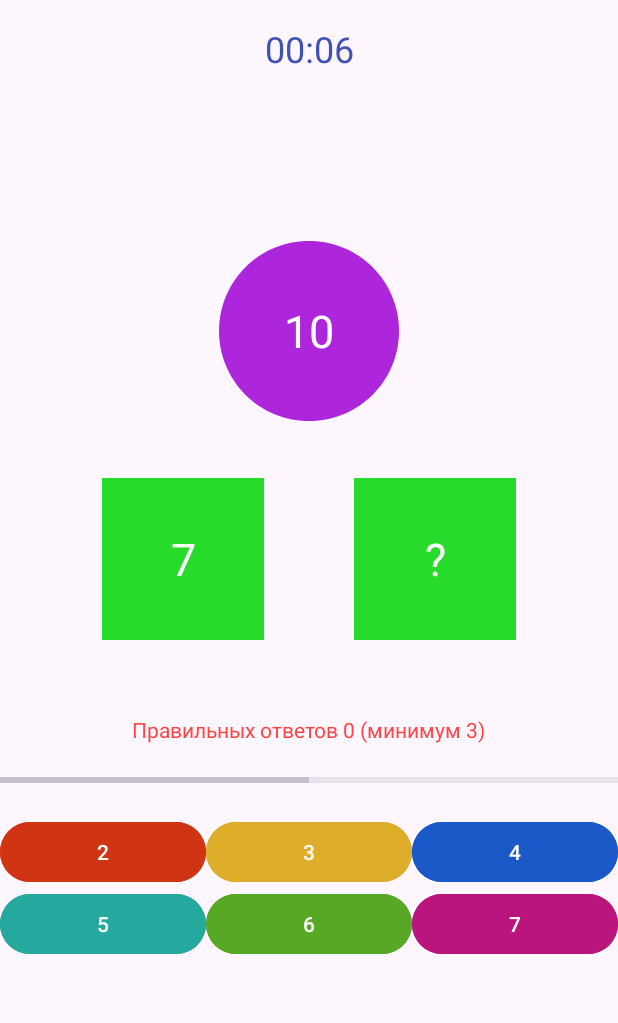
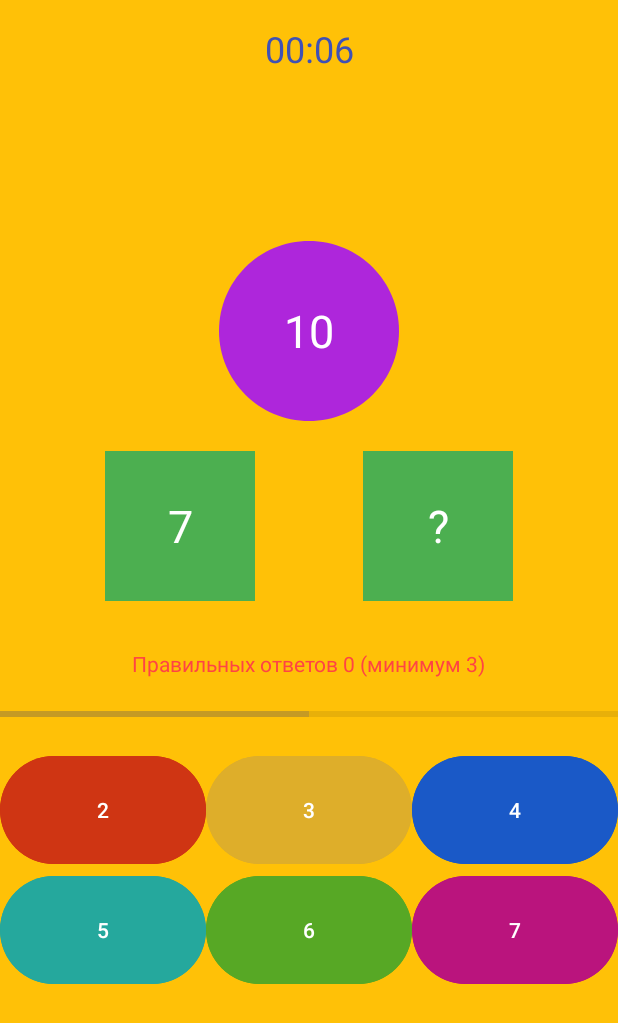
Before and after one commit to Ivan2000-web/Composition, an Android app: the fragment ChooseLevelFragment placed in its activity, after a tap on "Тестовый", on a phone screen of 412 x 824 dp. Shown: the top 1023 px of the screen. Run offline under Robolectric (Android 15) with nearby library versions, the phone set to English and light mode, and no system bars.

Commit message:
update: UI

```diff
--- a/app/src/main/AndroidManifest.xml
+++ b/app/src/main/AndroidManifest.xml
@@ -18,7 +18,6 @@
             android:exported="true">
             <intent-filter>
                 <action android:name="android.intent.action.MAIN" />
-
                 <category android:name="android.intent.category.LAUNCHER" />
             </intent-filter>
         </activity>
--- a/app/src/main/res/layout/fragment_choose_level.xml
+++ b/app/src/main/res/layout/fragment_choose_level.xml
@@ -4,7 +4,8 @@
     android:layout_width="match_parent"
     android:layout_height="match_parent"
     tools:context=".presentation.ChooseLevelFragment"
-    android:orientation="vertical">
+    android:orientation="vertical"
+    android:background="@color/main">
 
     <TextView
         android:id="@+id/tv_level_title"
@@ -29,7 +30,7 @@
         android:layout_width="match_parent"
         android:layout_height="wrap_content"
         android:layout_margin="4dp"
-        android:backgroundTint="#c4c454"
+        android:backgroundTint="#3F51B5"
         android:text="@string/button_level_easy" />
     <Button
         android:id="@+id/button_level_normal"
--- a/app/src/main/res/layout/fragment_game.xml
+++ b/app/src/main/res/layout/fragment_game.xml
@@ -4,7 +4,8 @@
     xmlns:tools="http://schemas.android.com/tools"
     android:layout_width="match_parent"
     android:layout_height="match_parent"
-    tools:context=".presentation.GameFragment">
+    tools:context=".presentation.GameFragment"
+    android:background="@color/main">
 
     <TextView
         android:id="@+id/game_timer"
@@ -34,31 +35,31 @@
 
     <TextView
         android:id="@+id/game_num1"
-        android:layout_width="0dp"
-        android:layout_height="wrap_content"
-        app:layout_constraintDimensionRatio="1:1"
-        android:layout_marginStart="50dp"
+        android:layout_width="100dp"
+        android:layout_height="100dp"
+        android:layout_marginStart="70dp"
         android:layout_marginTop="8dp"
-        android:background="@drawable/game_number"
+        android:background="@color/game_number"
         android:gravity="center"
         android:text="@string/game_num1"
         android:textColor="@color/white"
         android:textSize="30sp"
+        app:layout_constraintDimensionRatio="1:1"
         app:layout_constraintStart_toStartOf="parent"
         app:layout_constraintTop_toBottomOf="@+id/game_sum" />
 
     <TextView
         android:id="@+id/game_num2"
-        android:layout_width="0dp"
-        android:layout_height="wrap_content"
-        app:layout_constraintDimensionRatio="1:1"
+        android:layout_width="100dp"
+        android:layout_height="100dp"
         android:layout_marginTop="8dp"
-        android:layout_marginEnd="50dp"
-        android:background="@drawable/game_number"
+        android:layout_marginEnd="70dp"
+        android:background="@color/game_number"
         android:gravity="center"
         android:text="@string/game_num2"
         android:textColor="@color/white"
         android:textSize="30sp"
+        app:layout_constraintDimensionRatio="1:1"
         app:layout_constraintEnd_toEndOf="parent"
         app:layout_constraintTop_toBottomOf="@+id/game_sum" />
 
@@ -95,24 +96,24 @@
 
         <Button
             android:id="@+id/game_btn1"
-            android:layout_width="wrap_content"
-            android:layout_height="wrap_content"
+            android:layout_width="0dp"
+            android:layout_height="80dp"
             android:layout_weight="1"
             android:backgroundTint="#cf3513"
             android:text="@string/game_btn1" />
 
         <Button
             android:id="@+id/game_btn2"
-            android:layout_width="wrap_content"
-            android:layout_height="wrap_content"
+            android:layout_width="0dp"
+            android:layout_height="80dp"
             android:layout_weight="1"
             android:backgroundTint="#deae2a"
             android:text="@string/game_btn2" />
 
         <Button
             android:id="@+id/game_btn3"
-            android:layout_width="wrap_content"
-            android:layout_height="wrap_content"
+            android:layout_width="0dp"
+            android:layout_height="80dp"
             android:layout_weight="1"
             android:backgroundTint="#1a59c7"
             android:text="@string/game_btn3" />
@@ -129,24 +130,24 @@
 
         <Button
             android:id="@+id/game_btn4"
-            android:layout_width="wrap_content"
-            android:layout_height="wrap_content"
+            android:layout_width="0dp"
+            android:layout_height="80dp"
             android:layout_weight="1"
             android:backgroundTint="#25a89d"
             android:text="@string/game_btn4" />
 
         <Button
             android:id="@+id/game_btn5"
-            android:layout_width="wrap_content"
-            android:layout_height="wrap_content"
+            android:layout_width="0dp"
+            android:layout_height="80dp"
             android:layout_weight="1"
             android:backgroundTint="#57a825"
             android:text="@string/game_btn5" />
 
         <Button
             android:id="@+id/game_btn6"
-            android:layout_width="wrap_content"
-            android:layout_height="wrap_content"
+            android:layout_width="0dp"
+            android:layout_height="80dp"
             android:layout_weight="1"
             android:backgroundTint="#ba147d"
             android:text="@string/game_btn6" />
--- a/app/src/main/res/layout/fragment_game_finished.xml
+++ b/app/src/main/res/layout/fragment_game_finished.xml
@@ -5,7 +5,8 @@
     xmlns:tools="http://schemas.android.com/tools"
     android:layout_width="match_parent"
     android:layout_height="match_parent"
-    tools:context=".presentation.GameFinishedFragment">
+    tools:context=".presentation.GameFinishedFragment"
+    android:background="@color/main">
 
     <ImageView
         android:id="@+id/emojiResult"
@@ -58,10 +59,12 @@
 
     <Button
         android:id="@+id/btn_restart"
+        style="@style/Widget.Material3.Button"
         android:layout_width="wrap_content"
         android:layout_height="wrap_content"
         android:layout_marginTop="100dp"
         android:text="Попробовать снова"
+        android:backgroundTint="@color/game_number"
         app:layout_constraintEnd_toEndOf="parent"
         app:layout_constraintStart_toStartOf="parent"
         app:layout_constraintTop_toBottomOf="@+id/user_percents" />
--- a/app/src/main/res/values/colors.xml
+++ b/app/src/main/res/values/colors.xml
@@ -2,4 +2,6 @@
 <resources>
     <color name="black">#FF000000</color>
     <color name="white">#FFFFFFFF</color>
+    <color name="main">#FFC107</color>
+    <color name="game_number">#4CAF50</color>
 </resources>
--- a/app/src/main/res/values/strings.xml
+++ b/app/src/main/res/values/strings.xml
@@ -5,7 +5,7 @@
     <string name="tv_rule">Правила игры: перед вами будет три фигуры, две снизу и одна сверху. В двух из них будут числа.
     Необходимо, чтобы сумма чисел из двух нижних фигур была равна числу в верхней фигуре, для этого нужно вставить недостающее
     число.</string>
-    <string name="button_understand">Понятно</string>
+    <string name="button_understand">Начать игру</string>
     <string name="tv_level_title">Выберите уровень:</string>
     <string name="button_level_test">Тестовый</string>
     <string name="button_level_easy">Лёгкий</string>
```
Also changed, not shown: app/src/main/res/layout/fragment_welcome.xml (+9 -5 lines).
